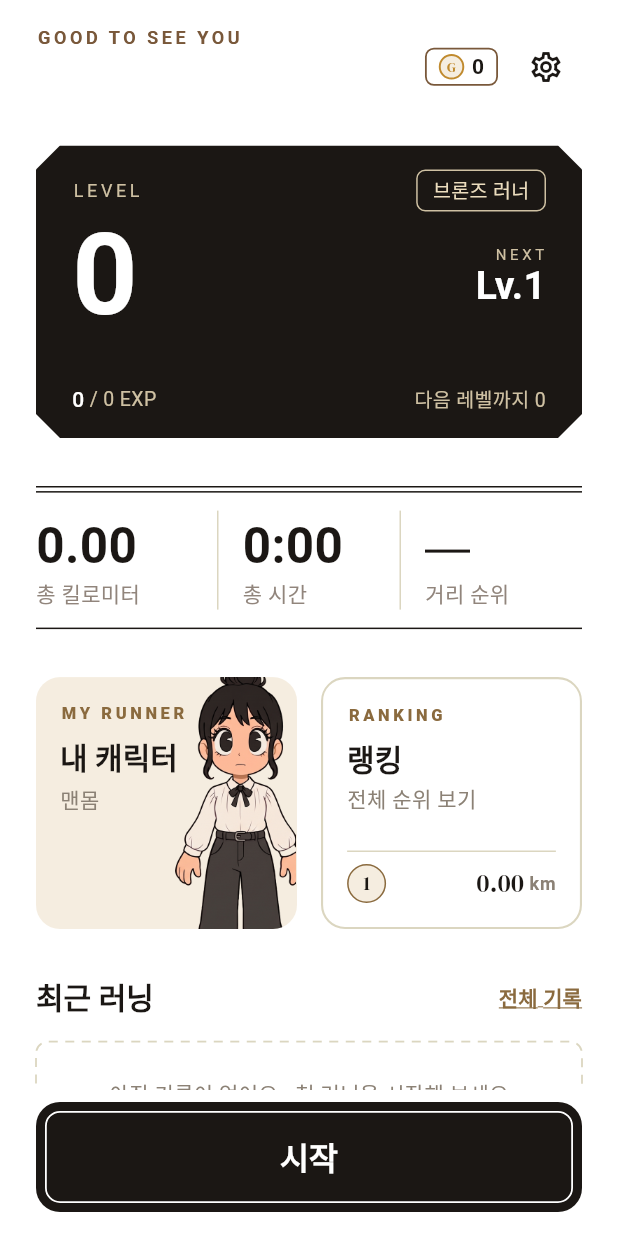
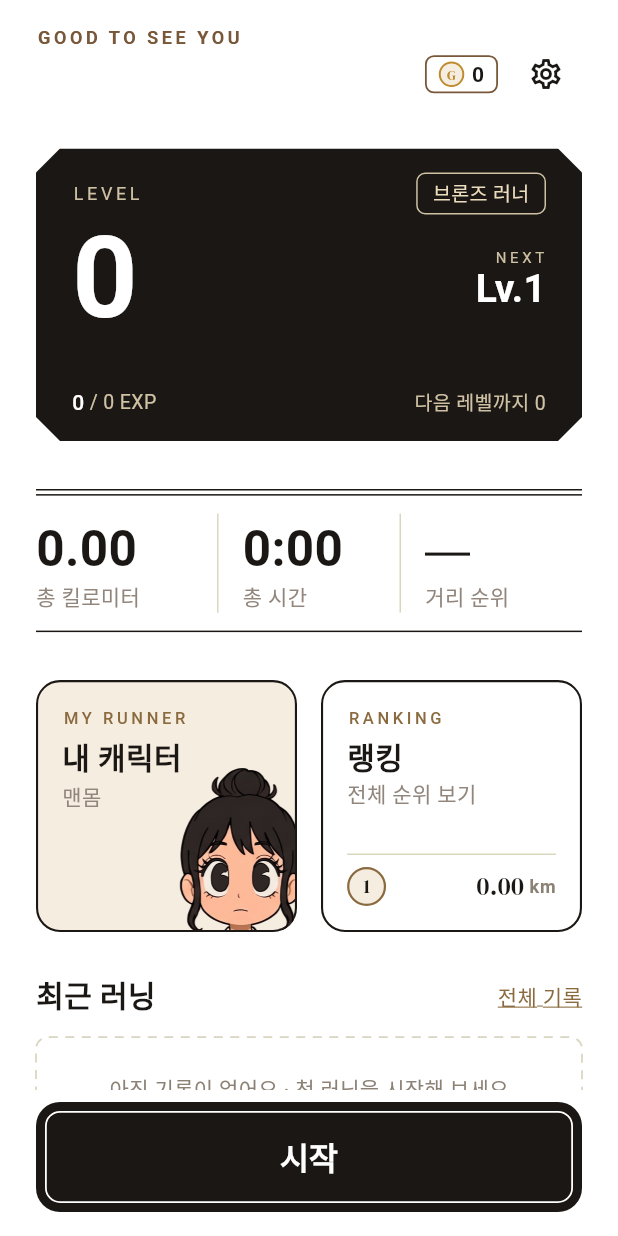
Before and after one commit to 2939202/COINrun, a Flutter app: the screen it shows once a user with an empty profile is signed in, on a phone screen of 412 x 824 dp. Run offline on Flutter 3.47's test engine with Material 3 defaults, Android fonts, the phone set to English and light mode, and no system bars; our stand-ins replace cloud_firestore, firebase_auth, firebase_core, flutter_map, geolocator, latlong2 and 2 more; accounts and stored records are empty; Roboto replaces fonts that are missing (ChosunKm, Hahmlet, JayeonSans).

Commit message:
Restyle the home shortcut cards and keep the runner off the titles
Co-Authored-By: Claude Opus 5.5 <noreply@anthropic.com>

```diff
--- a/lib/screens/main_screen.dart
+++ b/lib/screens/main_screen.dart
@@ -77,7 +77,7 @@ class _MainScreenState extends State<MainScreen> {
                   user: user,
                   onSettings: () => _open(SettingsScreen(userId: _userId)),
                 ),
-                const SizedBox(height: AppSpacing.lg),
+                const SizedBox(height: HomeHeader.nameGap),
                 LevelCard(user: user),
                 const SizedBox(height: AppSpacing.xl),
                 TotalsRow(user: user),
@@ -107,14 +107,21 @@ class _MainScreenState extends State<MainScreen> {
       children: [
         Row(
           children: [
-            Text('최근 러닝', style: textTheme.titleLarge),
+            Text(
+              '최근 러닝',
+              style: AppTheme.serifNumber.copyWith(
+                fontSize: 20,
+                color: AppColors.black,
+              ),
+            ),
             const Spacer(),
             GestureDetector(
               onTap: () => _open(RunHistoryScreen(userId: _userId)),
               child: Text(
                 '전체 기록',
-                style: textTheme.labelLarge?.copyWith(
+                style: AppTheme.sans.copyWith(
                   fontSize: 14,
+                  fontWeight: FontWeight.w500,
                   color: AppColors.accent,
                   decoration: TextDecoration.underline,
                   decorationColor: AppColors.accent,
--- a/lib/widgets/home_widgets.dart
+++ b/lib/widgets/home_widgets.dart
@@ -25,9 +25,11 @@ class HomeHeader extends StatelessWidget {
 
   const HomeHeader({super.key, required this.user, required this.onSettings});
 
+  // 인사말-이름, 이름-레벨 카드 사이 간격
+  static const double nameGap = AppSpacing.md;
+
   @override
   Widget build(BuildContext context) {
-    final textTheme = Theme.of(context).textTheme;
     return Row(
       crossAxisAlignment: CrossAxisAlignment.center,
       children: [
@@ -48,10 +50,15 @@ class HomeHeader extends StatelessWidget {
                   ],
                 ),
               ),
-              const SizedBox(height: AppSpacing.xs),
+              // 이름은 인사말과 레벨 카드 사이 한가운데에 옵니다.
+              // (아래 간격은 main_screen.dart에서 같은 값으로 맞춥니다)
+              const SizedBox(height: HomeHeader.nameGap),
               Text(
                 user.nickname,
-                style: textTheme.headlineMedium?.copyWith(fontSize: 28),
+                style: AppTheme.serifNumber.copyWith(
+                  fontSize: 34,
+                  color: AppColors.black,
+                ),
                 overflow: TextOverflow.ellipsis,
               ),
             ],
@@ -468,6 +475,29 @@ class ShortcutsRow extends StatelessWidget {
   }
 }
 
+// 내 캐릭터 / 랭킹 카드가 같이 쓰는 모양과 글자
+BoxDecoration _shortcutDecoration(Color color) {
+  return BoxDecoration(
+    color: color,
+    borderRadius: BorderRadius.circular(AppRadius.md),
+    border: Border.all(color: AppColors.black, width: 1.4),
+  );
+}
+
+final TextStyle _shortcutCaption = AppTheme.caption.copyWith(
+  fontFamily: AppTheme.sansFont,
+  fontWeight: FontWeight.w500,
+  fontSize: 11,
+);
+final TextStyle _shortcutTitle = AppTheme.serifNumber.copyWith(
+  fontSize: 20,
+  color: AppColors.black,
+);
+final TextStyle _shortcutSub = AppTheme.sans.copyWith(
+  fontSize: 14,
+  color: AppColors.label,
+);
+
 class RunnerCard extends StatelessWidget {
   final UserModel user;
   final VoidCallback onTap;
@@ -476,21 +506,21 @@ class RunnerCard extends StatelessWidget {
 
   @override
   Widget build(BuildContext context) {
-    final textTheme = Theme.of(context).textTheme;
     return GestureDetector(
       onTap: onTap,
-      child: ClipRRect(
-        borderRadius: BorderRadius.circular(AppRadius.md),
       child: Container(
-          color: AppColors.cream,
+        // 테두리 안쪽으로만 캐릭터가 보이게 자릅니다. 랭킹 카드와 같은 테두리라
+        // 두 카드의 글자가 같은 자리에서 시작합니다.
+        clipBehavior: Clip.antiAlias,
+        decoration: _shortcutDecoration(AppColors.cream),
         child: Stack(
           children: [
             // 캐릭터는 오른쪽 아래에 붙여서 얼굴만 나오게 잘립니다.
             Positioned(
-                right: -18,
-                bottom: -34,
-                width: 118,
-                height: 210,
+              right: -44,
+              bottom: -192,
+              width: 170,
+              height: 300,
               child: const RunnerFigure(showGround: false),
             ),
             Padding(
@@ -498,24 +528,18 @@ class RunnerCard extends StatelessWidget {
               child: Column(
                 crossAxisAlignment: CrossAxisAlignment.start,
                 children: [
-                    Text(
-                      'MY RUNNER',
-                      style: AppTheme.caption.copyWith(fontSize: 11),
-                    ),
+                  Text('MY RUNNER', style: _shortcutCaption),
                   const SizedBox(height: AppSpacing.sm),
-                    Text('내 캐릭터', style: textTheme.titleLarge),
+                  Text('내 캐릭터', style: _shortcutTitle),
                   const SizedBox(height: AppSpacing.xs),
                   Text(
                     EquipmentRules.equippedSetName(user),
-                      style: textTheme.bodyMedium?.copyWith(
-                        color: AppColors.mute,
-                      ),
+                    style: _shortcutSub,
                   ),
                 ],
               ),
             ),
           ],
-          ),
         ),
       ),
     );
@@ -543,22 +567,15 @@ class RankingCardState extends State<RankingCard> {
       onTap: widget.onTap,
       child: Container(
         padding: const EdgeInsets.all(AppSpacing.md),
-        decoration: BoxDecoration(
-          color: AppColors.white,
-          borderRadius: BorderRadius.circular(AppRadius.md),
-          border: Border.all(color: AppColors.sand, width: 1.4),
-        ),
+        decoration: _shortcutDecoration(AppColors.white),
         child: Column(
           crossAxisAlignment: CrossAxisAlignment.start,
           children: [
-            Text('RANKING', style: AppTheme.caption.copyWith(fontSize: 11)),
+            Text('RANKING', style: _shortcutCaption),
             const SizedBox(height: AppSpacing.sm),
-            Text('랭킹', style: textTheme.titleLarge),
+            Text('랭킹', style: _shortcutTitle),
             const SizedBox(height: AppSpacing.xs),
-            Text(
-              '전체 순위 보기',
-              style: textTheme.bodyMedium?.copyWith(color: AppColors.mute),
-            ),
+            Text('전체 순위 보기', style: _shortcutSub),
             const Spacer(),
             Container(height: 1, color: AppColors.sand),
             const SizedBox(height: AppSpacing.sm),
@@ -586,7 +603,7 @@ class RankingCardState extends State<RankingCard> {
                       decoration: BoxDecoration(
                         color: AppColors.cream,
                         shape: BoxShape.circle,
-                        border: Border.all(color: AppColors.accent),
+                        border: Border.all(color: AppColors.accent, width: 1.5),
                       ),
                       child: Text(
                         '1',
```
Lines whose indentation alone changed are shown as unchanged.
